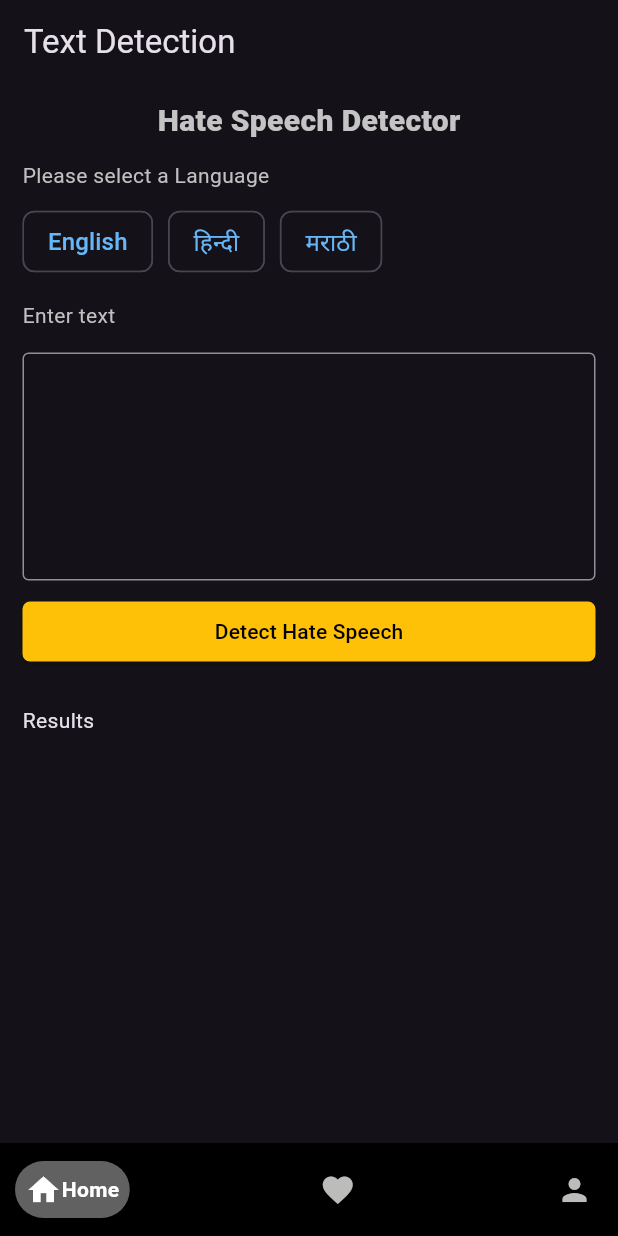
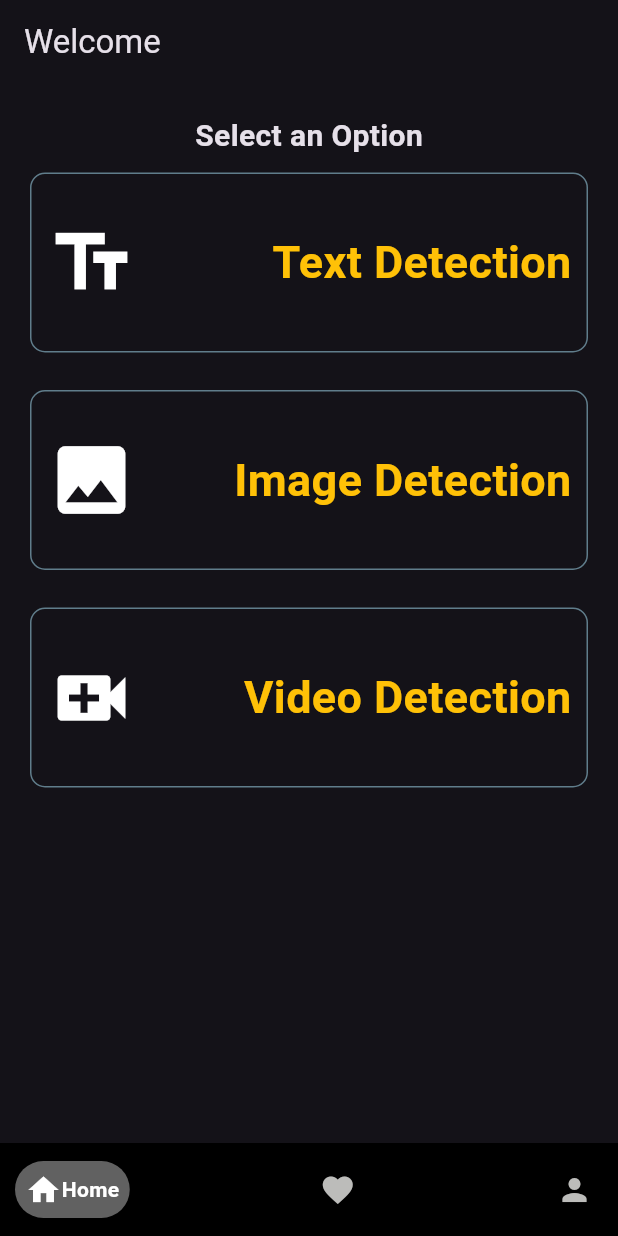
Before and after one commit to IPD-Hate-Speech-Detection/IPD-DigniFy-App, a Flutter app: the screen it shows once a user with an empty profile is signed in, on a phone screen of 412 x 824 dp. Run offline on Flutter 3.47's test engine with Material 3 defaults, Android fonts, the phone set to English and light mode, and no system bars; drawn by our look-alikes of google_nav_bar; our stand-ins replace cloud_firestore, firebase_auth, firebase_core, flutter_spinkit, get; missing offline and left inert: flutter_email_sender; accounts and stored records are empty.

Commit message:
HomePage created

```diff
--- a/lib/main.dart
+++ b/lib/main.dart
@@ -2,6 +2,7 @@ import 'package:dignify/screens/cover_page.dart';
 import 'package:dignify/screens/login_page.dart';
 import 'package:dignify/screens/signup_page.dart';
 import 'package:dignify/utilities/auth_check.dart';
+import 'package:dignify/widgets/loading_indicator_widget.dart';
 import 'package:flutter/material.dart';
 import 'package:get/get.dart';
 import 'package:firebase_core/firebase_core.dart';
@@ -28,7 +29,6 @@ class MainApp extends StatelessWidget {
       debugShowCheckedModeBanner: false,
       theme: ThemeData.dark(),
       home: const AuthCheck(),
-
     );
   }
 }
--- /dev/null
+++ b/lib/screens/home_page.dart
@@ -0,0 +1,133 @@
+import 'package:dignify/screens/text_detection.dart';
+import 'package:flutter/material.dart';
+import 'package:get/get.dart';
+
+class HomePage extends StatelessWidget {
+  const HomePage({super.key});
+
+  @override
+  Widget build(BuildContext context) {
+    return Scaffold(
+      appBar: AppBar(
+        title: const Text("Welcome"),
+      ),
+      body: Padding(
+        padding: const EdgeInsets.all(20),
+        child: SingleChildScrollView(
+          child: Column(
+            children: [
+              const Text(
+                "Select an Option",
+                style: TextStyle(fontWeight: FontWeight.bold, fontSize: 20),
+              ),
+              const SizedBox(
+                height: 10,
+              ),
+              InkWell(
+                onTap: () => Get.to(const TextDetectionPage()),
+                child: Container(
+                  height: 120,
+                  decoration: BoxDecoration(
+                    border: Border.all(color: Colors.blueGrey),
+                    borderRadius: BorderRadius.circular(10),
+                  ),
+                  child: const Padding(
+                    padding: EdgeInsets.all(10),
+                    child: Row(
+                      children: [
+                        Icon(
+                          Icons.text_fields,
+                          size: 60,
+                        ),
+                        Spacer(),
+                        Text(
+                          "Text Detection",
+                          style: TextStyle(
+                              fontWeight: FontWeight.bold,
+                              fontSize: 30,
+                              color: Colors.amber),
+                        )
+                      ],
+                    ),
+                  ),
+                ),
+              ),
+              const SizedBox(
+                height: 25,
+              ),
+              InkWell(
+                onTap: () => _showToast(context, "Coming soon"),
+                child: Container(
+                  height: 120,
+                  decoration: BoxDecoration(
+                    border: Border.all(color: Colors.blueGrey),
+                    borderRadius: BorderRadius.circular(10),
+                  ),
+                  child: const Padding(
+                    padding: EdgeInsets.all(10),
+                    child: Row(
+                      children: [
+                        Icon(
+                          Icons.image,
+                          size: 60,
+                        ),
+                        Spacer(),
+                        Text(
+                          "Image Detection",
+                          style: TextStyle(
+                              fontWeight: FontWeight.bold,
+                              fontSize: 30,
+                              color: Colors.amber),
+                        ),
+                      ],
+                    ),
+                  ),
+                ),
+              ),
+              const SizedBox(
+                height: 25,
+              ),
+              InkWell(
+                onTap: () => _showToast(context, "Coming soon"),
+                child: Container(
+                  height: 120,
+                  decoration: BoxDecoration(
+                    border: Border.all(color: Colors.blueGrey),
+                    borderRadius: BorderRadius.circular(10),
+                  ),
+                  child: const Padding(
+                    padding: EdgeInsets.all(10),
+                    child: Row(
+                      children: [
+                        Icon(
+                          Icons.video_call,
+                          size: 60,
+                        ),
+                        Spacer(),
+                        Text(
+                          "Video Detection",
+                          style: TextStyle(
+                              fontWeight: FontWeight.bold,
+                              fontSize: 30,
+                              color: Colors.amber),
+                        )
+                      ],
+                    ),
+                  ),
+                ),
+              ),
+            ],
+          ),
+        ),
+      ),
+    );
+  }
+
+  _showToast(BuildContext context, String message) {
+    ScaffoldMessenger.of(context).showSnackBar(
+      SnackBar(
+        content: Text(message),
+      ),
+    );
+  }
+}
--- a/lib/utilities/nav_bar.dart
+++ b/lib/utilities/nav_bar.dart
@@ -1,4 +1,5 @@
 import 'package:dignify/screens/favourites_page.dart';
+import 'package:dignify/screens/home_page.dart';
 import 'package:dignify/screens/profile_page.dart';
 import 'package:dignify/screens/text_detection.dart';
 import 'package:flutter/material.dart';
@@ -13,9 +14,9 @@ class NavBar extends StatefulWidget {
 
 class _NavBarState extends State<NavBar> {
   int myIndex = 0;
-  final List _screens =  [
-    TextDetectionPage(),
-    FavouritesPage(),
+  final List _screens = [
+    const HomePage(),
+   const FavouritesPage(),
     ProfilePage(),
   ];
   @override
--- a/pubspec.yaml
+++ b/pubspec.yaml
@@ -18,6 +18,7 @@ dependencies:
   firebase_auth: ^4.19.0
   flutter_email_sender: ^6.0.2
   http: ^1.2.1
+  flutter_spinkit: ^5.2.1
 
 dev_dependencies:
   flutter_test:
```
Also changed, not shown: lib/screens/change_password.dart (+15 -2 lines), lib/screens/login_page.dart (+29 -7 lines), lib/screens/otp_verification.dart (+17 -3 lines), lib/screens/signup_page.dart (+6 -5 lines), lib/widgets/loading_indicator_widget.dart (added, +37 -0 lines), pubspec.lock.
